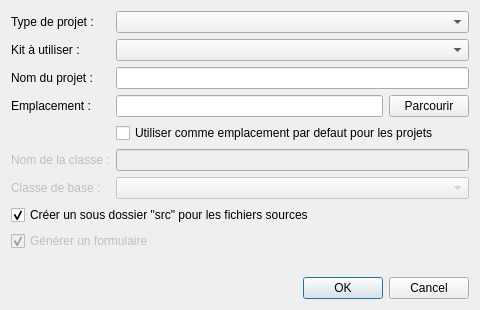
This is src/dialog.ui in Warzak10/QtExpress as Qt 5 draws it before an edit. The edited form follows.
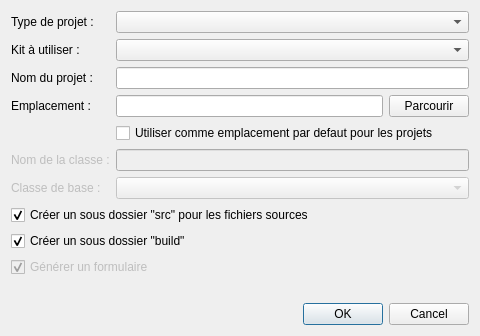
This is the edited form.

Commit message: Fully generated files + "build" subfolder support

```diff
--- a/src/dialog.ui
+++ b/src/dialog.ui
@@ -7,7 +7,7 @@
     <x>0</x>
     <y>0</y>
     <width>480</width>
-    <height>294</height>
+    <height>313</height>
    </rect>
   </property>
   <property name="minimumSize">
@@ -129,6 +129,16 @@
      </property>
     </widget>
    </item>
+   <item>
+    <widget class="QCheckBox" name="buildCheckBox">
+     <property name="text">
+      <string>Créer un sous dossier &quot;build&quot;</string>
+     </property>
+     <property name="checked">
+      <bool>true</bool>
+     </property>
+    </widget>
+   </item>
    <item>
     <widget class="QCheckBox" name="formCheckBox">
      <property name="enabled">
```
The commit also changes 3 other files.
